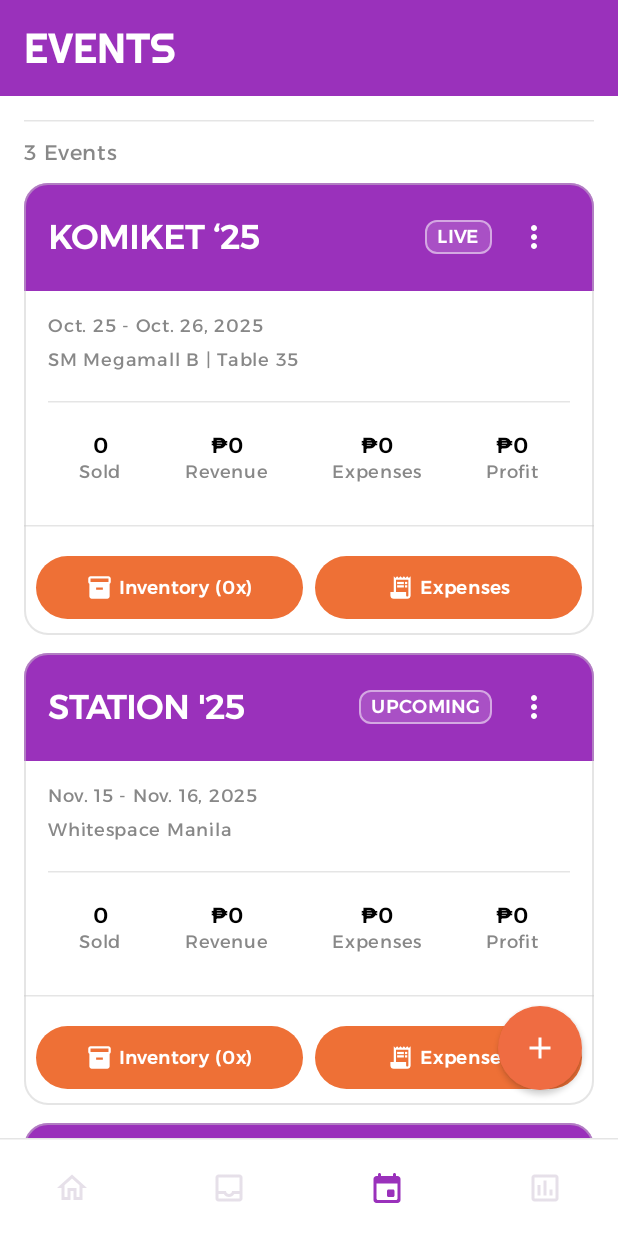
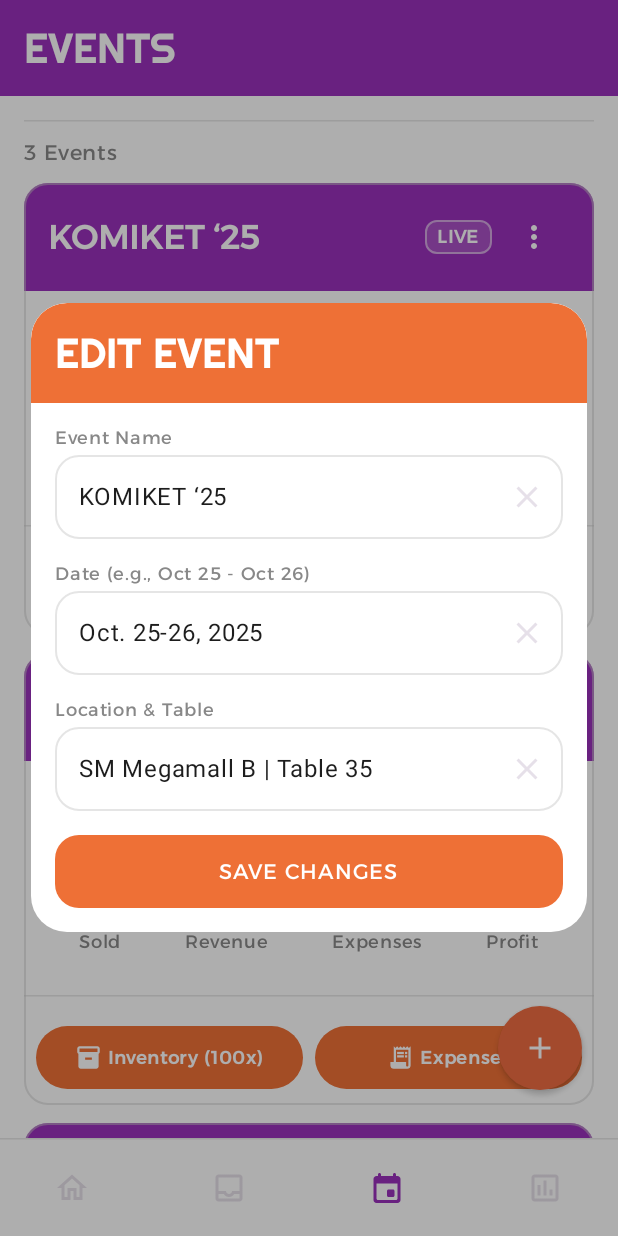
Before and after one commit to guesswhatisaac/Alleymate, an Android app built with Jetpack Compose: the EventsScreen screen opened through its navigation route, after a tap on "More Options", on a phone screen of 412 x 824 dp. Run offline under Robolectric (Android 15) with nearby library versions, the phone set to English and light mode, and no system bars; 3 other taps on this screen came first.

Commit message:
Implement event modals and enhance interaction
This commit introduces modals for adding, editing, managing inventory, and tracking expenses for events. It also enhances the `EventsScreen` by integrating these modals and updating event list item interactions.

- Added `EventModalState` to manage modal visibility and data in `EventsScreen.kt`.
- `EventsScreen.kt`:
    - Now uses `EventModalState` to show/hide `AddEventModal`, `EventInventoryModal`, `ExpensesTrackerModal`, and `EditEventModal`.
    - `EventListItem` now has callbacks for inventory, expenses, and edit actions, triggering the respective modals.
- Created `EventInventoryModal.kt`:
    - Displays a list of items allocated to an event.
    - Allows removal of items from the event's inventory.
- Created `ExpensesTrackerModal.kt`:
    - Provides a form to add new expenses (description and amount) for an event.
    - (Future: Will display a list of existing expenses).
- Created `EditEventModal.kt`:
    - Allows editing of event details: name, date, and location.
- Updated `EventListItem.kt`:
    - Added `onInventoryClick`, `onExpensesClick`, and `onEditClick` parameters to handle interactions.
    - "More Options" button now triggers the `onEditClick` callback.
    - "View Stock" button now triggers `onInventoryClick`.
    - "Expenses Tracker" button now triggers `onExpensesClick`.

```diff
--- a/app/src/main/java/com/mobdeve/s18/roman/isaacnathan/alleymate/ui/events/EventsScreen.kt
+++ b/app/src/main/java/com/mobdeve/s18/roman/isaacnathan/alleymate/ui/events/EventsScreen.kt
@@ -4,73 +4,92 @@
 import androidx.compose.foundation.lazy.LazyColumn
 import androidx.compose.foundation.lazy.items
 import androidx.compose.material3.*
-import androidx.compose.runtime.Composable
-import androidx.compose.runtime.getValue
-import androidx.compose.runtime.mutableStateOf
-import androidx.compose.runtime.remember
-import androidx.compose.runtime.setValue
+import androidx.compose.runtime.*
 import androidx.compose.ui.Modifier
 import androidx.compose.ui.tooling.preview.Preview
 import androidx.compose.ui.unit.dp
 import com.mobdeve.s18.roman.isaacnathan.alleymate.common.components.AppFloatingActionButton
 import com.mobdeve.s18.roman.isaacnathan.alleymate.common.components.AppTopBar
 import com.mobdeve.s18.roman.isaacnathan.alleymate.common.components.SectionHeader
+import com.mobdeve.s18.roman.isaacnathan.alleymate.data.model.CatalogueItem
 import com.mobdeve.s18.roman.isaacnathan.alleymate.data.model.Event
 import com.mobdeve.s18.roman.isaacnathan.alleymate.data.model.EventStatus
+import com.mobdeve.s18.roman.isaacnathan.alleymate.theme.AlleyMateTheme
 import com.mobdeve.s18.roman.isaacnathan.alleymate.ui.events.components.AddEventModal
+import com.mobdeve.s18.roman.isaacnathan.alleymate.ui.events.components.EventInventoryModal
 import com.mobdeve.s18.roman.isaacnathan.alleymate.ui.events.components.EventListItem
+import com.mobdeve.s18.roman.isaacnathan.alleymate.ui.events.components.ExpensesTrackerModal
+import com.mobdeve.s18.roman.isaacnathan.alleymate.ui.events.components.EditEventModal
+
+
+// 1. Define the possible modal states for this screen
+private sealed interface EventModalState {
+    data object None : EventModalState
+    data object AddEvent : EventModalState
+    data class Inventory(val event: Event) : EventModalState
+    data class Expenses(val event: Event) : EventModalState
+    data class EditEvent(val event: Event) : EventModalState
+}
 
 @Composable
 fun EventsScreen() {
+    var modalState by remember { mutableStateOf<EventModalState>(EventModalState.None) }
 
     val events = listOf(
-        Event(
-            id = 1,
-            title = "KOMIKET ‘25",
-            date = "Oct. 25 - Oct. 26, 2025",
-            location = "SM Megamall B | Table 35",
-            status = EventStatus.LIVE,
-            itemsSold = 0,
-            itemsAllocated = 0,
-            expenses = 0,
-            profit = 0
-        ),
-        Event(
-            id = 2,
-            title = "STATION '25",
-            date = "Nov. 15 - Nov. 16, 2025",
-            location = "Whitespace Manila",
-            status = EventStatus.UPCOMING,
-            itemsSold = 0,
-            itemsAllocated = 0,
-            expenses = 0,
-            profit = 0
-        ),
-        Event(
-            id = 3,
-            title = "COSMANIA '24",
-            date = "Dec. 7 - Dec. 8, 2024",
-            location = "SMX Convention Center",
-            status = EventStatus.ENDED,
-            itemsSold = 0,
-            itemsAllocated = 0,
-            expenses = 0,
-            profit = 0
-        )
+        Event(1, "KOMIKET ‘25", "Oct. 25-26, 2025", "SM Megamall B | Table 35", EventStatus.LIVE, 200, 150, 5000, 10000),
+        Event(2, "STATION '25", "Nov. 15-16, 2025", "Whitespace Manila", EventStatus.UPCOMING, 100, 0, 0, 0),
+        Event(3, "COSMANIA '24", "Dec. 7-8, 2024", "SMX Convention Center", EventStatus.ENDED, 300, 300, 8000, 15000)
     )
 
-    var showAddEventModal by remember { mutableStateOf(false) }
-
-    if (showAddEventModal) {
-        AddEventModal(
-            onDismissRequest = { showAddEventModal = false },
-            onAddEvent = {
-                // TODO: Handle adding the event logic
-                showAddEventModal = false
-            }
-        )
+    when (val state = modalState) {
+        is EventModalState.None -> { /* Show nothing */ }
+        is EventModalState.AddEvent -> {
+            AddEventModal(
+                onDismissRequest = { modalState = EventModalState.None },
+                onAddEvent = {
+                    // TODO: Logic to add a new event
+                    modalState = EventModalState.None
+                }
+            )
+        }
+        is EventModalState.Inventory -> {
+            val inventoryItems = listOf(
+                CatalogueItem(1, "MHYLOW star sticker", "Sticker", 100, 50),
+                CatalogueItem(2, "Art Print A", "Print", 250, 20)
+            )
+            EventInventoryModal(
+                eventName = state.event.title,
+                inventory = inventoryItems,
+                onDismissRequest = { modalState = EventModalState.None },
+                onRemoveItem = { item ->
+                    // TODO: Logic to remove item from event inventory
+                    println("Removing ${item.name} from ${state.event.title}")
+                }
+            )
+        }
+        is EventModalState.Expenses -> {
+            ExpensesTrackerModal(
+                eventName = state.event.title,
+                onDismissRequest = { modalState = EventModalState.None },
+                onAddExpense = { description, amount ->
+                    // TODO: Logic to add an expense
+                    println("Adding expense to ${state.event.title}: $description - $amount")
+                    modalState = EventModalState.None
+                }
+            )
+        }
+        is EventModalState.EditEvent -> {
+            EditEventModal(
+                event = state.event,
+                onDismissRequest = { modalState = EventModalState.None },
+                onConfirmEdit = { updatedEvent ->
+                    // TODO: Handle the event edit logic
+                    println("Saving changes for event: $updatedEvent")
+                    modalState = EventModalState.None
+                }
+            )
+        }
     }
-
 
     Scaffold(
         topBar = {
@@ -78,7 +97,7 @@
         },
         floatingActionButton = {
             AppFloatingActionButton(
-                onClick = { showAddEventModal = true }
+                onClick = { modalState = EventModalState.AddEvent }
             )
         }
     ) { innerPadding ->
@@ -89,7 +108,6 @@
             contentPadding = PaddingValues(16.dp),
             verticalArrangement = Arrangement.spacedBy(12.dp)
         ) {
-            // Section header
             item {
                 SectionHeader(
                     title = "${events.size} Events",
@@ -98,9 +116,14 @@
                 )
             }
 
-            // Render each event
             items(events) { event ->
-                EventListItem(event = event)
+                EventListItem(
+                    event = event,
+                    onInventoryClick = { modalState = EventModalState.Inventory(event) },
+                    onExpensesClick = { modalState = EventModalState.Expenses(event) },
+                    onEditClick = { modalState = EventModalState.EditEvent(event) }
+
+                )
             }
         }
     }
@@ -109,5 +132,7 @@
 @Preview(showBackground = true)
 @Composable
 private fun EventsScreenPreview() {
-    EventsScreen()
+    AlleyMateTheme {
+        EventsScreen()
+    }
 }
--- /dev/null
+++ b/app/src/main/java/com/mobdeve/s18/roman/isaacnathan/alleymate/ui/events/components/EditEventModal.kt
@@ -0,0 +1,75 @@
+package com.mobdeve.s18.roman.isaacnathan.alleymate.ui.events.components
+
+import androidx.compose.foundation.layout.Arrangement
+import androidx.compose.foundation.layout.Column
+import androidx.compose.foundation.layout.fillMaxWidth
+import androidx.compose.foundation.layout.padding
+import androidx.compose.material3.Button
+import androidx.compose.material3.ButtonDefaults
+import androidx.compose.material3.MaterialTheme
+import androidx.compose.material3.Text
+import androidx.compose.runtime.*
+import androidx.compose.ui.Alignment
+import androidx.compose.ui.Modifier
+import androidx.compose.ui.unit.dp
+import com.mobdeve.s18.roman.isaacnathan.alleymate.common.components.modal.BaseModal
+import com.mobdeve.s18.roman.isaacnathan.alleymate.common.components.modal.FormTextField
+import com.mobdeve.s18.roman.isaacnathan.alleymate.data.model.Event
+import com.mobdeve.s18.roman.isaacnathan.alleymate.theme.AlleyMainOrange
+
+@Composable
+fun EditEventModal(
+    event: Event,
+    onDismissRequest: () -> Unit,
+    onConfirmEdit: (Event) -> Unit
+) {
+    BaseModal(
+        onDismissRequest = onDismissRequest,
+        headerTitle = "Edit Event"
+    ) {
+        var eventName by remember { mutableStateOf(event.title) }
+        var eventDate by remember { mutableStateOf(event.date) }
+        var eventLocation by remember { mutableStateOf(event.location) }
+
+        Column(
+            verticalArrangement = Arrangement.spacedBy(16.dp),
+            horizontalAlignment = Alignment.CenterHorizontally
+        ) {
+            FormTextField(
+                label = "Event Name",
+                value = eventName,
+                onValueChange = { eventName = it }
+            )
+            FormTextField(
+                label = "Date (e.g., Oct 25 - Oct 26)",
+                value = eventDate,
+                onValueChange = { eventDate = it }
+            )
+            FormTextField(
+                label = "Location & Table",
+                value = eventLocation,
+                onValueChange = { eventLocation = it }
+            )
+
+            Button(
+                onClick = {
+                    val updatedEvent = event.copy(
+                        title = eventName,
+                        date = eventDate,
+                        location = eventLocation
+                    )
+                    onConfirmEdit(updatedEvent)
+                },
+                modifier = Modifier.fillMaxWidth(),
+                shape = MaterialTheme.shapes.medium,
+                colors = ButtonDefaults.buttonColors(containerColor = AlleyMainOrange)
+            ) {
+                Text(
+                    text = "SAVE CHANGES",
+                    modifier = Modifier.padding(vertical = 8.dp),
+                    style = MaterialTheme.typography.bodyMedium
+                )
+            }
+        }
+    }
+}
--- a/app/src/main/java/com/mobdeve/s18/roman/isaacnathan/alleymate/ui/events/components/EventListItem.kt
+++ b/app/src/main/java/com/mobdeve/s18/roman/isaacnathan/alleymate/ui/events/components/EventListItem.kt
@@ -18,7 +18,13 @@
 import com.mobdeve.s18.roman.isaacnathan.alleymate.data.model.EventStatus
 
 @Composable
-fun EventListItem(event: Event) {
+fun EventListItem(
+    event: Event,
+    onInventoryClick: () -> Unit,
+    onExpensesClick: () -> Unit,
+    onEditClick: () -> Unit
+
+) {
     Card(
         shape = MaterialTheme.shapes.medium,
         border = BorderStroke(1.dp, MaterialTheme.colorScheme.outlineVariant),
@@ -46,7 +52,7 @@
                 Spacer(modifier = Modifier.weight(1f))
                 StatusTag(status = event.status)
                 Spacer(modifier = Modifier.width(4.dp))
-                IconButton(onClick = { /* TODO: Handle more options click */ }) {
+                IconButton(onClick = onEditClick) {
                     Icon(
                         imageVector = Icons.Default.MoreVert,
                         contentDescription = "More Options",
@@ -103,7 +109,7 @@
                 horizontalArrangement = Arrangement.spacedBy(8.dp)
             ) {
                 Button(
-                    onClick = { /* TODO: Handle View Stock */ },
+                    onClick = onInventoryClick,
                     shape = MaterialTheme.shapes.extraLarge,
                     modifier = Modifier.weight(1f),
                     colors = ButtonDefaults.buttonColors(
@@ -126,7 +132,7 @@
                 }
 
                 Button(
-                    onClick = { /* TODO: Handle Expenses Tracker */ },
+                    onClick = onExpensesClick,
                     shape = MaterialTheme.shapes.extraLarge,
                     modifier = Modifier.weight(1f),
                     colors = ButtonDefaults.buttonColors(
```
Also changed, not shown: app/src/main/java/com/mobdeve/s18/roman/isaacnathan/alleymate/ui/events/components/EventInventoryModal.kt (added, +91 -0 lines), app/src/main/java/com/mobdeve/s18/roman/isaacnathan/alleymate/ui/events/components/ExpensesTrackerModal.kt (added, +75 -0 lines).
